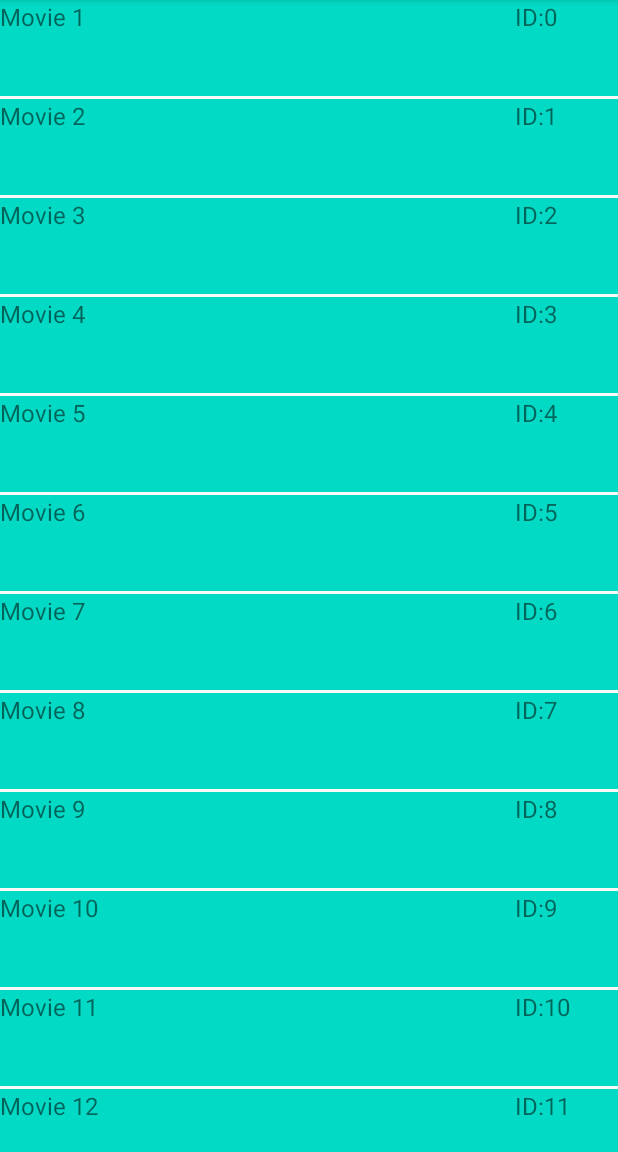
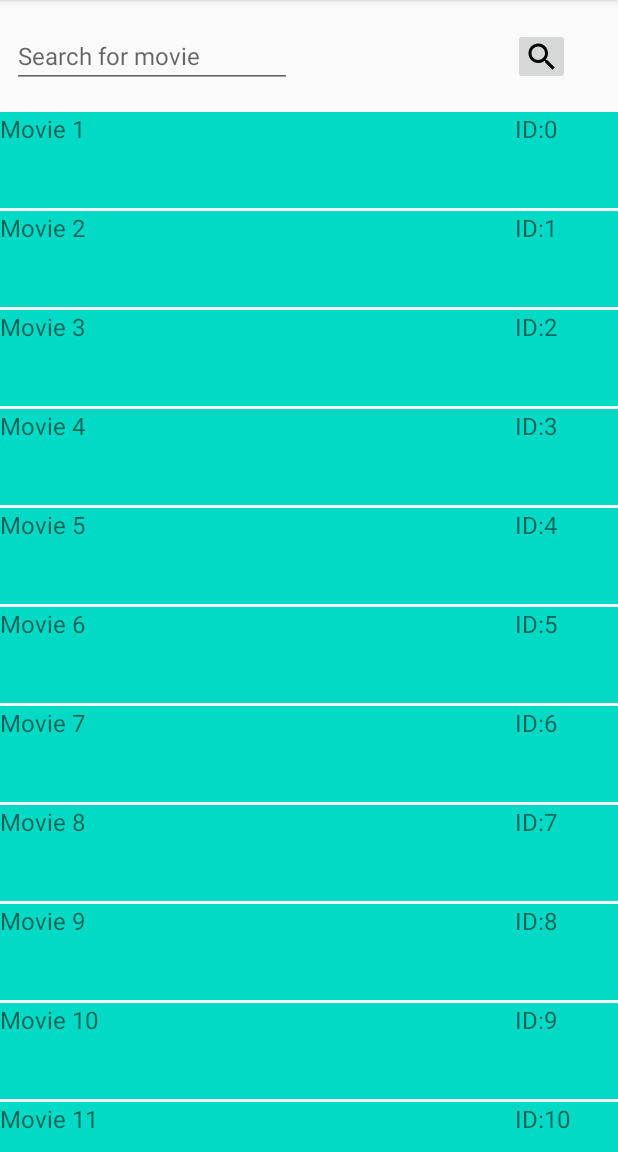
Before and after one commit to krisztianbugjo/FirstTask, an Android app: the screen it shows after launch (MainActivity), on a phone screen of 412 x 824 dp, the part 84-1236 px from its top. Run offline under Robolectric (Android 15) with nearby library versions, the phone set to English and light mode, and no system bars.

Commit message:
Modify SearchFragment Add Debouncing

```diff
--- a/app/src/main/java/com/example/task1/UI/FirstFragment.kt
+++ b/app/src/main/java/com/example/task1/UI/SearchFragment.kt
@@ -1,9 +1,12 @@
 package com.example.task1.UI
 
 import android.os.Bundle
+import android.text.Editable
+import android.text.TextWatcher
 import android.view.LayoutInflater
 import android.view.View
 import android.view.ViewGroup
+import android.widget.Toast
 import androidx.core.os.bundleOf
 import androidx.fragment.app.Fragment
 import androidx.recyclerview.widget.LinearLayoutManager
@@ -11,6 +14,9 @@ import androidx.recyclerview.widget.RecyclerView
 import com.example.task1.Adapter.MovieAdapter
 import com.example.task1.Model.Movie
 import com.example.task1.R
+import kotlinx.android.synthetic.main.fragment_search.search_text
+import java.util.Timer
+import java.util.TimerTask
 
 class FirstFragment : Fragment() {
     lateinit var movies: ArrayList<Movie>
@@ -18,7 +24,7 @@ class FirstFragment : Fragment() {
         inflater: LayoutInflater,
         container: ViewGroup?,
         savedInstanceState: Bundle?
-    ): View = inflater.inflate(R.layout.fragment_first, container, false)
+    ): View = inflater.inflate(R.layout.fragment_search, container, false)
 
     override fun onViewCreated(view: View, savedInstanceState: Bundle?) {
         super.onViewCreated(view, savedInstanceState)
@@ -27,6 +33,7 @@ class FirstFragment : Fragment() {
         val adapter = MovieAdapter(movies) { movie -> changeFragment(movie) }
         rvContacts.adapter = adapter
         rvContacts.layoutManager = LinearLayoutManager(requireContext())
+        initSearchText()
     }
 
     fun changeFragment(movie: Movie) {
@@ -37,6 +44,32 @@ class FirstFragment : Fragment() {
         val bundle = bundleOf("title" to movie.title)
         fragment.arguments = bundle
         transaction.commit()
+    }
+
+    fun initSearchText() {
+        search_text.addTextChangedListener(
+            object : TextWatcher {
+                override fun onTextChanged(s: CharSequence, start: Int, before: Int, count: Int) {}
+                override fun beforeTextChanged(s: CharSequence, start: Int, count: Int, after: Int) {}
+                private var timer: Timer = Timer()
+                private val DELAY: Long = 500 // milliseconds
+                override fun afterTextChanged(s: Editable) {
+                    timer.cancel()
+                    timer = Timer()
+                    timer.schedule(
+                        object : TimerTask() {
+                            override fun run() {
+                                requireActivity().runOnUiThread(java.lang.Runnable {
+                                    Toast.makeText(context, search_text.text, Toast.LENGTH_SHORT)
+                                        .show()
+                                })
+                            }
+                        },
+                        DELAY
+                    )
+                }
+            }
+        )
     }
 
     private fun createMovieList(numMovies: Int): ArrayList<Movie> {
--- /dev/null
+++ b/app/src/main/res/drawable/search_24px.xml
@@ -0,0 +1,9 @@
+<vector xmlns:android="http://schemas.android.com/apk/res/android"
+    android:width="24dp"
+    android:height="24dp"
+    android:viewportWidth="24"
+    android:viewportHeight="24">
+  <path
+      android:fillColor="#FF000000"
+      android:pathData="M15.5,14h-0.79l-0.28,-0.27C15.41,12.59 16,11.11 16,9.5 16,5.91 13.09,3 9.5,3S3,5.91 3,9.5 5.91,16 9.5,16c1.61,0 3.09,-0.59 4.23,-1.57l0.27,0.28v0.79l5,4.99L20.49,19l-4.99,-5zM9.5,14C7.01,14 5,11.99 5,9.5S7.01,5 9.5,5 14,7.01 14,9.5 11.99,14 9.5,14z"/>
+</vector>
--- a/app/src/main/res/layout/fragment_first.xml
+++ /dev/null
@@ -1,17 +0,0 @@
-<?xml version="1.0" encoding="utf-8"?>
-<androidx.constraintlayout.widget.ConstraintLayout xmlns:android="http://schemas.android.com/apk/res/android"
-    xmlns:app="http://schemas.android.com/apk/res-auto"
-    xmlns:tools="http://schemas.android.com/tools"
-    android:layout_width="match_parent"
-    android:layout_height="match_parent">
-
-    <androidx.recyclerview.widget.RecyclerView
-        android:id="@+id/rvContacts"
-        android:layout_width="match_parent"
-        android:layout_height="match_parent"
-        app:layout_constraintBottom_toBottomOf="parent"
-        app:layout_constraintEnd_toEndOf="parent"
-        app:layout_constraintStart_toStartOf="parent"
-        app:layout_constraintTop_toTopOf="parent" />
-
-</androidx.constraintlayout.widget.ConstraintLayout>
--- /dev/null
+++ b/app/src/main/res/layout/fragment_search.xml
@@ -0,0 +1,52 @@
+<?xml version="1.0" encoding="utf-8"?>
+<androidx.constraintlayout.widget.ConstraintLayout xmlns:android="http://schemas.android.com/apk/res/android"
+    xmlns:app="http://schemas.android.com/apk/res-auto"
+    xmlns:tools="http://schemas.android.com/tools"
+    android:layout_width="match_parent"
+    android:layout_height="match_parent">
+
+    <ImageButton
+        android:id="@+id/searchButton"
+        android:layout_width="38dp"
+        android:layout_height="38dp"
+        android:layout_marginEnd="32dp"
+        app:layout_constraintBottom_toTopOf="@+id/rvContacts"
+        app:layout_constraintEnd_toEndOf="parent"
+        app:layout_constraintTop_toTopOf="parent"
+        app:srcCompat="@drawable/search_24px" />
+
+
+    <androidx.recyclerview.widget.RecyclerView
+        android:id="@+id/rvContacts"
+        android:layout_width="0dp"
+        android:layout_height="0dp"
+        app:layout_constraintBottom_toBottomOf="parent"
+        app:layout_constraintEnd_toEndOf="parent"
+        app:layout_constraintHorizontal_bias="1.0"
+        app:layout_constraintStart_toStartOf="parent"
+        app:layout_constraintTop_toTopOf="@+id/guideline"
+        app:layout_constraintVertical_bias="0.0" />
+
+    <androidx.constraintlayout.widget.Guideline
+        android:id="@+id/guideline"
+        android:layout_width="wrap_content"
+        android:layout_height="wrap_content"
+        android:orientation="horizontal"
+        app:layout_constraintGuide_begin="75dp" />
+
+    <EditText
+        android:id="@+id/search_text"
+        android:layout_width="wrap_content"
+        android:layout_height="wrap_content"
+        android:layout_marginStart="8dp"
+        android:layout_marginTop="8dp"
+        android:layout_marginBottom="8dp"
+        android:ems="10"
+        android:hint="@string/search_text"
+        android:inputType="textPersonName"
+        android:textSize="@dimen/basic_text_size"
+        app:layout_constraintBottom_toTopOf="@+id/guideline"
+        app:layout_constraintStart_toStartOf="parent"
+        app:layout_constraintTop_toTopOf="parent" />
+
+</androidx.constraintlayout.widget.ConstraintLayout>
--- a/app/src/main/res/layout/fragment_second.xml
+++ b/app/src/main/res/layout/fragment_second.xml
@@ -9,7 +9,6 @@
         android:id="@+id/second_text"
         android:layout_width="wrap_content"
         android:layout_height="wrap_content"
-        android:text="@string/second_title"
         app:layout_constraintBottom_toBottomOf="parent"
         app:layout_constraintEnd_toEndOf="parent"
         app:layout_constraintStart_toStartOf="parent"
--- a/app/src/main/res/values/strings.xml
+++ b/app/src/main/res/values/strings.xml
@@ -3,4 +3,5 @@
     <string name="first_title">FirstFragment</string>
     <string name="switch_first_button">Switch</string>
     <string name="second_title">SecondFragment</string>
+    <string name="search_text">Search for movie</string>
 </resources>
```
